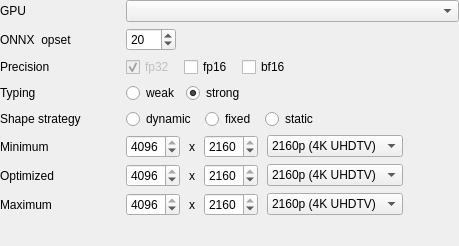
Above: ui/designer/ui_tensorrt_conversion_widget.ui from herlegon/hconvert before the change. Below: the same form after it.
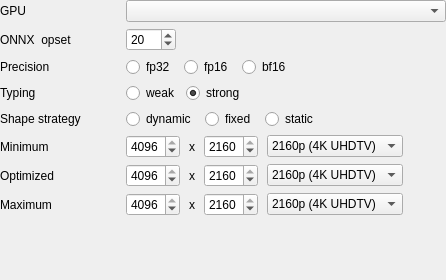
That is the form after the change.

```diff
--- a/ui/designer/ui_tensorrt_conversion_widget.ui
+++ b/ui/designer/ui_tensorrt_conversion_widget.ui
@@ -6,8 +6,8 @@
    <rect>
     <x>0</x>
     <y>0</y>
-    <width>459</width>
-    <height>246</height>
+    <width>446</width>
+    <height>280</height>
    </rect>
   </property>
   <property name="windowTitle">
@@ -127,33 +127,24 @@
         <number>9</number>
        </property>
        <item>
-        <widget class="QCheckBox" name="checkbox_fp32">
-         <property name="enabled">
-          <bool>false</bool>
-         </property>
+        <widget class="QRadioButton" name="radio_fp32">
          <property name="text">
           <string>fp32</string>
          </property>
-         <property name="checked">
-          <bool>true</bool>
-         </property>
+         <attribute name="buttonGroup">
+          <string notr="true">group_dtype</string>
+         </attribute>
         </widget>
        </item>
        <item>
-        <widget class="QCheckBox" name="checkbox_fp16">
-         <property name="enabled">
-          <bool>true</bool>
-         </property>
+        <widget class="QRadioButton" name="radio_fp16">
          <property name="text">
           <string>fp16</string>
          </property>
         </widget>
        </item>
        <item>
-        <widget class="QCheckBox" name="checkbox_bf16">
-         <property name="enabled">
-          <bool>true</bool>
-         </property>
+        <widget class="QRadioButton" name="radio_bf16">
          <property name="text">
           <string>bf16</string>
          </property>
```
Left out of the diff: 31 changed lines with no effect on the pictures.
